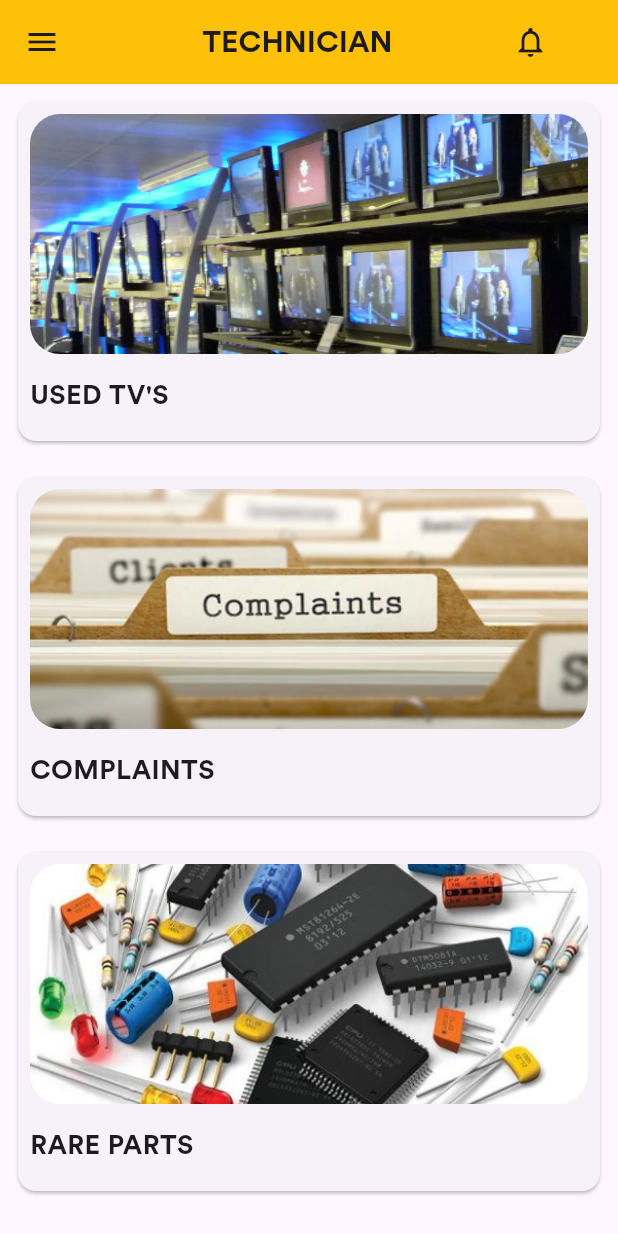
After one commit to Azeemmtk/ALIF_ELECTRONICS, a Flutter app: the screen it shows after launch, on a phone screen of 412 x 824 dp. The commit adds this screen. Run offline on Flutter 3.47's test engine with Material 3 defaults, Android fonts, the phone set to English and light mode, and no system bars; our stand-ins replace image_picker.

```diff
--- a/lib/main.dart
+++ b/lib/main.dart
@@ -1,9 +1,9 @@
-import 'package:alif_electronics/module/cusotmer/add_used_tv.dart';
+import 'package:alif_electronics/module/technician/home_page.dart';
 import 'package:flutter/material.dart';
 
 void main() {
   runApp(MaterialApp(
     theme: ThemeData(fontFamily: "circular_bold"),
-    home: add_usedtv(),
+    home: home_technician(),
   ));
 }
--- a/lib/module/auth/home_page.dart
+++ b/lib/module/auth/home_page.dart
@@ -1,8 +1,6 @@
 import 'package:alif_electronics/widgets/custom_text_field.dart';
 import 'package:alif_electronics/widgets/custon_container.dart';
-import 'package:flutter/cupertino.dart';
 import 'package:flutter/material.dart';
-import 'package:flutter/widgets.dart';
 
 import '../../widgets/custom servicecontainer.dart';
 
@@ -96,14 +94,13 @@ class homepage extends StatelessWidget {
                     children: [
                       const Text("Select Service"),
                       const SizedBox(
-                        width: 229,
+                        width: 213,
                       ),
-                      TextButton(onPressed: () {
-
-                      }, child:  Text("See all",
-                          style:
-                          TextStyle(color: Colors.black.withOpacity(0.5)))
-                      ),
+                      TextButton(
+                          onPressed: () {},
+                          child: Text("See all",
+                              style: TextStyle(
+                                  color: Colors.black.withOpacity(0.5)))),
                     ],
                   ),
                   const SizedBox(
@@ -141,12 +138,11 @@ class homepage extends StatelessWidget {
                           const SizedBox(
                             width: 213,
                           ),
-                        TextButton(onPressed: () {
-
-                        }, child:  Text("See all",
-                            style:
-                            TextStyle(color: Colors.black.withOpacity(0.5)))
-                          ),
+                          TextButton(
+                              onPressed: () {},
+                              child: Text("See all",
+                                  style: TextStyle(
+                                      color: Colors.black.withOpacity(0.5)))),
                         ],
                       ),
                       const SizedBox(
@@ -248,7 +244,9 @@ class homepage extends StatelessWidget {
                                 ],
                               ),
                             ),
-                            SizedBox(width: 10,),
+                            SizedBox(
+                              width: 10,
+                            ),
                             Container(
                               height: 120,
                               width: 360,
@@ -358,26 +356,42 @@ class homepage extends StatelessWidget {
                       ),
                     ],
                   ),
-                  const SizedBox(height: 10,),
+                  const SizedBox(
+                    height: 10,
+                  ),
                   const SingleChildScrollView(
                     scrollDirection: Axis.horizontal,
                     child: Row(
                       children: [
-                        custom_repair_containr(image: "asset/image/repair.png",
+                        custom_repair_containr(
+                          image: "asset/image/repair.png",
                           text: "TV Repair",
-                          price: "200",),
-                        SizedBox(width: 10,),
-                        custom_repair_containr(image: "asset/image/repair.png",
+                          price: "200",
+                        ),
+                        SizedBox(
+                          width: 10,
+                        ),
+                        custom_repair_containr(
+                          image: "asset/image/repair.png",
                           text: "TV Repair",
-                          price: "200",),
-                        SizedBox(width: 10,),
-                        custom_repair_containr(image: "asset/image/repair.png",
+                          price: "200",
+                        ),
+                        SizedBox(
+                          width: 10,
+                        ),
+                        custom_repair_containr(
+                          image: "asset/image/repair.png",
                           text: "TV Repair",
-                          price: "200",),
-                        SizedBox(width: 10,),
-                        custom_repair_containr(image: "asset/image/repair.png",
+                          price: "200",
+                        ),
+                        SizedBox(
+                          width: 10,
+                        ),
+                        custom_repair_containr(
+                          image: "asset/image/repair.png",
                           text: "TV Repair",
-                          price: "200",)
+                          price: "200",
+                        )
                       ],
                     ),
                   )
--- /dev/null
+++ b/lib/module/technician/home_page.dart
@@ -0,0 +1,49 @@
+import 'package:flutter/material.dart';
+
+import '../../widgets/Custom_Card.dart';
+
+class home_technician extends StatelessWidget {
+  const home_technician({super.key});
+
+  @override
+  Widget build(BuildContext context) {
+    return Scaffold(
+      appBar: AppBar(
+        backgroundColor: Colors.amber,
+        title: const Row(
+          children: [
+            Icon(Icons.menu_outlined),
+            SizedBox(
+              width: 90,
+            ),
+            SizedBox(
+              width: 5,
+            ),
+            Text(
+              "TECHNICIAN",
+              style: TextStyle(fontSize: 20),
+            ),
+            SizedBox(
+              width: 80,
+            ),
+            Icon((Icons.notifications_none))
+          ],
+        ),
+      ),
+      body: const Column(children: [
+        Custom_Card(
+          image: "asset/image/used tv.png",
+          text: "USED TV'S",
+        ),
+        Custom_Card(
+          image: "asset/image/complaint.png",
+          text: "COMPLAINTS",
+        ),
+        Custom_Card(
+          image: "asset/image/rare parts.png",
+          text: "RARE PARTS",
+        ),
+      ]),
+    );
+  }
+}
--- /dev/null
+++ b/lib/module/technician/usedtv_technician.dart
@@ -0,0 +1,27 @@
+import 'package:flutter/material.dart';
+
+class usedtv_technician extends StatelessWidget {
+  usedtv_technician({super.key});
+
+  List<String> name = ['a', 'b'];
+  @override
+  Widget build(BuildContext context) {
+    return Scaffold(
+      body: ListView.builder(
+        itemCount: name.length,
+        itemBuilder: (context, index) {
+          return ListTile(
+            title: ClipRRect(
+              borderRadius: BorderRadius.circular(20),
+              child: Container(
+                  height: 90,
+                  width: 500,
+                  color: Colors.blue,
+                  child: Text(name[index])),
+            ),
+          );
+        },
+      ),
+    );
+  }
+}
--- /dev/null
+++ b/lib/widgets/Custom_Card.dart
@@ -0,0 +1,57 @@
+import 'package:alif_electronics/module/technician/usedtv_technician.dart';
+import 'package:flutter/material.dart';
+
+class Custom_Card extends StatelessWidget {
+  const Custom_Card({
+    super.key,
+    required this.text,
+    required this.image,
+  });
+  final String text;
+  final image;
+
+  @override
+  Widget build(BuildContext context) {
+    return InkWell(
+      onTap: () {
+        Navigator.push(context,
+            MaterialPageRoute(builder: (context) => usedtv_technician()));
+      },
+      child: Container(
+        height: 250,
+        width: 500,
+        child: Padding(
+          padding: const EdgeInsets.all(8.0),
+          child: Card(
+            child: Padding(
+              padding: const EdgeInsets.all(8.0),
+              child: Column(
+                crossAxisAlignment: CrossAxisAlignment.start,
+                children: [
+                  ClipRRect(
+                    borderRadius: BorderRadius.all(Radius.circular(20)),
+                    child: Container(
+                      height: 160,
+                      width: 500,
+                      child: Image.asset(
+                        image,
+                        fit: BoxFit.fill,
+                      ),
+                    ),
+                  ),
+                  const SizedBox(
+                    height: 15,
+                  ),
+                  Text(
+                    text,
+                    style: TextStyle(fontSize: 18),
+                  )
+                ],
+              ),
+            ),
+          ),
+        ),
+      ),
+    );
+  }
+}
```
Also changed, not shown: asset/image/complaint.png (added), asset/image/rare parts.png (added), asset/image/used tv.png (added).
